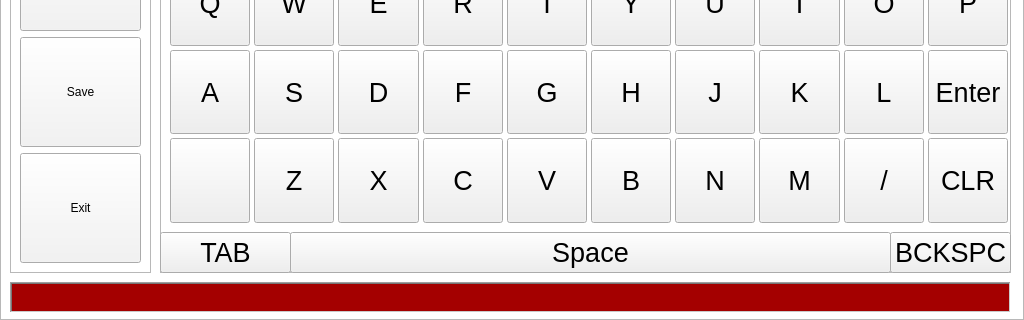
Above: access_group.ui from swodaemkram/aces before the change; both pictures show x 0 to 1024 and y 448 to 768 of the 1024 by 768 pixel window. Below: the same form after it.
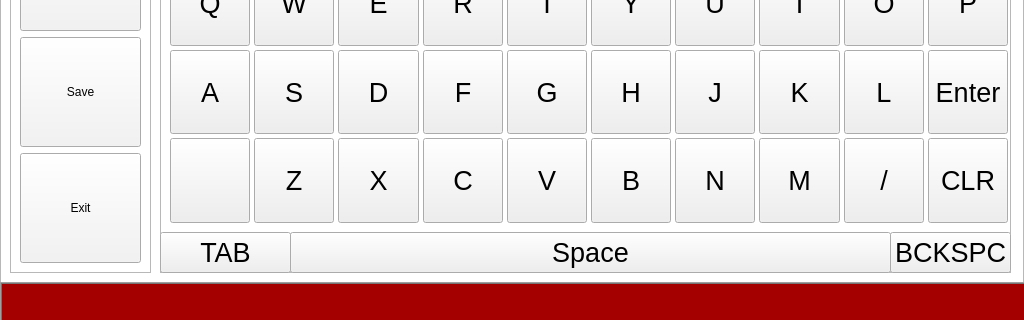
That is the form after the change. Icons and pictures are not drawn.

Diff of the .ui file:
```diff
--- a/access_group.ui
+++ b/access_group.ui
@@ -234,10 +234,10 @@
   <widget class="QLabel" name="label_2">
    <property name="geometry">
     <rect>
-     <x>10</x>
+     <x>0</x>
      <y>730</y>
-     <width>1001</width>
-     <height>31</height>
+     <width>1031</width>
+     <height>41</height>
     </rect>
    </property>
    <property name="palette">
```
